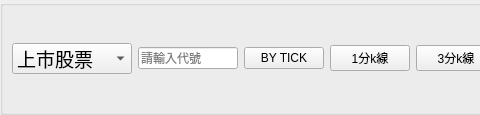
First picture: the form in M5Client/LayerTopMenu.ui, repository eye01/M5, before the edit; both pictures show x 0 to 480 and y 0 to 115 of the 852 by 115 pixel window.
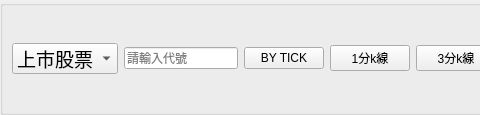
Second picture: the form after the edit.

```diff
--- a/M5Client/LayerTopMenu.ui
+++ b/M5Client/LayerTopMenu.ui
@@ -138,7 +138,7 @@
           <widget class="QComboBox" name="comboBox">
            <property name="minimumSize">
             <size>
-             <width>120</width>
+             <width>100</width>
              <height>0</height>
             </size>
            </property>
@@ -174,7 +174,7 @@
           <widget class="QLineEdit" name="lineEdit">
            <property name="minimumSize">
             <size>
-             <width>100</width>
+             <width>80</width>
              <height>0</height>
             </size>
            </property>
```
Left out of the diff: 39 changed lines with no effect on the pictures.
